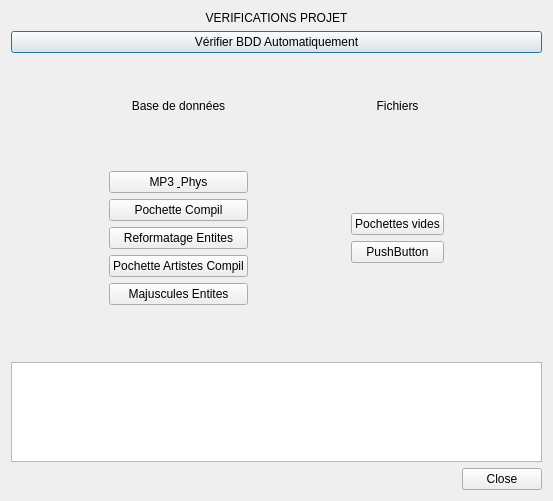
toopoormaghell/projet-musique, file projet-musique/core/dialogverifications.ui: the form before one commit.
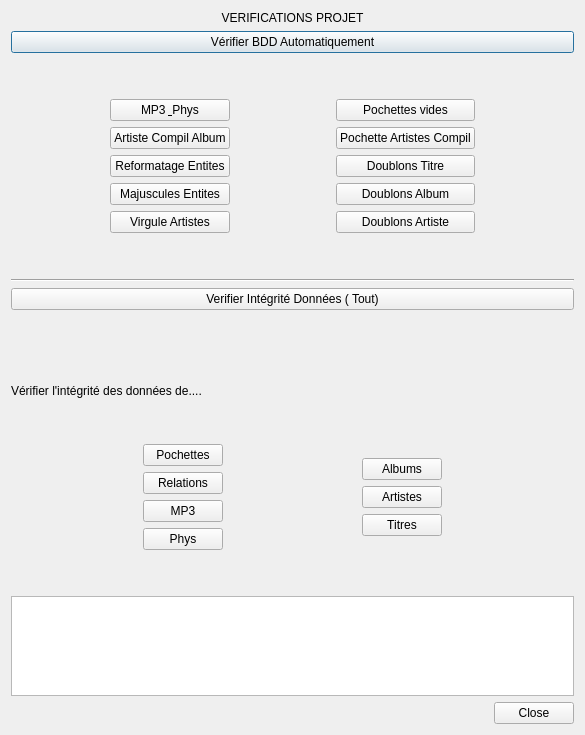
The form after the commit.

```diff
--- a/projet-musique/core/dialogverifications.ui
+++ b/projet-musique/core/dialogverifications.ui
@@ -6,14 +6,14 @@
    <rect>
     <x>0</x>
     <y>0</y>
-    <width>553</width>
-    <height>501</height>
+    <width>585</width>
+    <height>735</height>
    </rect>
   </property>
   <property name="windowTitle">
    <string>Dialog</string>
   </property>
-  <layout class="QVBoxLayout" name="verticalLayout_3">
+  <layout class="QVBoxLayout" name="verticalLayout_5">
    <item>
     <widget class="QLabel" name="label">
      <property name="text">
@@ -51,32 +51,6 @@
      </item>
      <item>
       <layout class="QVBoxLayout" name="verticalLayout">
-       <item>
-        <spacer name="verticalSpacer_5">
-         <property name="orientation">
-          <enum>Qt::Vertical</enum>
-         </property>
-         <property name="sizeType">
-          <enum>QSizePolicy::Fixed</enum>
-         </property>
-         <property name="sizeHint" stdset="0">
-          <size>
-           <width>20</width>
-           <height>40</height>
-          </size>
-         </property>
-        </spacer>
-       </item>
-       <item>
-        <widget class="QLabel" name="label_2">
-         <property name="text">
-          <string>Base de données</string>
-         </property>
-         <property name="alignment">
-          <set>Qt::AlignCenter</set>
-         </property>
-        </widget>
-       </item>
        <item>
         <spacer name="verticalSpacer">
          <property name="orientation">
@@ -92,42 +66,69 @@
        </item>
        <item>
         <widget class="QPushButton" name="mp3phys">
+         <property name="toolTip">
+          <string>&lt;html&gt;&lt;head/&gt;&lt;body&gt;&lt;p&gt;Vérifie si un mp3 existe en phys et inversement&lt;/p&gt;&lt;/body&gt;&lt;/html&gt;</string>
+         </property>
+         <property name="styleSheet">
+          <string notr="true">max-width: 200px;</string>
+         </property>
          <property name="text">
           <string>MP3 &amp; Phys</string>
          </property>
         </widget>
        </item>
        <item>
-        <widget class="QPushButton" name="PochCompils">
+        <widget class="QPushButton" name="ArtisteCompilAlbum">
+         <property name="toolTip">
+          <string>&lt;html&gt;&lt;head/&gt;&lt;body&gt;&lt;p&gt;Si l'album est une compil, son artiste associé est &quot;Artiste Divers&quot;&lt;/p&gt;&lt;/body&gt;&lt;/html&gt;</string>
+         </property>
+         <property name="styleSheet">
+          <string notr="true">max-width: 200px;</string>
+         </property>
          <property name="text">
-          <string>Pochette Compil</string>
+          <string>Artiste Compil Album</string>
          </property>
         </widget>
        </item>
        <item>
         <widget class="QPushButton" name="Reformatage">
+         <property name="toolTip">
+          <string>&lt;html&gt;&lt;head/&gt;&lt;body&gt;&lt;p&gt;Reformate chaque entité dans le nom_formaté&lt;/p&gt;&lt;/body&gt;&lt;/html&gt;</string>
+         </property>
+         <property name="styleSheet">
+          <string notr="true">max-width: 200px;</string>
+         </property>
          <property name="text">
           <string>Reformatage Entites</string>
          </property>
         </widget>
        </item>
-       <item>
-        <widget class="QPushButton" name="pushButton">
-         <property name="toolTip">
-          <string>&lt;html&gt;&lt;head/&gt;&lt;body&gt;&lt;p&gt;Reformate toutes les pochettes des artistes qui n'existent qu'en compil&lt;/p&gt;&lt;/body&gt;&lt;/html&gt;</string>
-         </property>
-         <property name="text">
-          <string>Pochette Artistes Compil</string>
-         </property>
-        </widget>
-       </item>
        <item>
         <widget class="QPushButton" name="majuscules">
+         <property name="toolTip">
+          <string>&lt;html&gt;&lt;head/&gt;&lt;body&gt;&lt;p&gt;Ajout une majuscule à chaque mot d'une entité&lt;/p&gt;&lt;/body&gt;&lt;/html&gt;</string>
+         </property>
+         <property name="styleSheet">
+          <string notr="true">max-width: 200px;</string>
+         </property>
          <property name="text">
           <string>Majuscules Entites</string>
          </property>
         </widget>
        </item>
+       <item>
+        <widget class="QPushButton" name="Virgule">
+         <property name="toolTip">
+          <string>&lt;html&gt;&lt;head/&gt;&lt;body&gt;&lt;p&gt;Supprime toutes les virgules des noms des artistes&lt;/p&gt;&lt;/body&gt;&lt;/html&gt;</string>
+         </property>
+         <property name="styleSheet">
+          <string notr="true">max-width: 200px;</string>
+         </property>
+         <property name="text">
+          <string>Virgule Artistes</string>
+         </property>
+        </widget>
+       </item>
        <item>
         <spacer name="verticalSpacer_2">
          <property name="orientation">
@@ -158,32 +159,6 @@
      </item>
      <item>
       <layout class="QVBoxLayout" name="verticalLayout_2">
-       <item>
-        <spacer name="verticalSpacer_6">
-         <property name="orientation">
-          <enum>Qt::Vertical</enum>
-         </property>
-         <property name="sizeType">
-          <enum>QSizePolicy::Fixed</enum>
-         </property>
-         <property name="sizeHint" stdset="0">
-          <size>
-           <width>20</width>
-           <height>40</height>
-          </size>
-         </property>
-        </spacer>
-       </item>
-       <item>
-        <widget class="QLabel" name="label_3">
-         <property name="text">
-          <string>Fichiers</string>
-         </property>
-         <property name="alignment">
-          <set>Qt::AlignCenter</set>
-         </property>
-        </widget>
-       </item>
        <item>
         <spacer name="verticalSpacer_3">
          <property name="orientation">
@@ -199,15 +174,63 @@
        </item>
        <item>
         <widget class="QPushButton" name="pochvides">
+         <property name="styleSheet">
+          <string notr="true">max-width: 200px;</string>
+         </property>
          <property name="text">
           <string>Pochettes vides</string>
          </property>
         </widget>
        </item>
        <item>
-        <widget class="QPushButton" name="pushButton_3">
+        <widget class="QPushButton" name="PochetteArtistesCompil">
+         <property name="toolTip">
+          <string>&lt;html&gt;&lt;head/&gt;&lt;body&gt;&lt;p&gt;Reformate toutes les pochettes des artistes qui n'existent qu'en compil&lt;/p&gt;&lt;/body&gt;&lt;/html&gt;</string>
+         </property>
+         <property name="styleSheet">
+          <string notr="true">max-width: 200px;</string>
+         </property>
          <property name="text">
-          <string>PushButton</string>
+          <string>Pochette Artistes Compil</string>
+         </property>
+        </widget>
+       </item>
+       <item>
+        <widget class="QPushButton" name="doublontitre">
+         <property name="toolTip">
+          <string>&lt;html&gt;&lt;head/&gt;&lt;body&gt;&lt;p&gt;Supprime doublons des titres&lt;/p&gt;&lt;/body&gt;&lt;/html&gt;</string>
+         </property>
+         <property name="styleSheet">
+          <string notr="true">max-width: 200px;</string>
+         </property>
+         <property name="text">
+          <string>Doublons Titre</string>
+         </property>
+        </widget>
+       </item>
+       <item>
+        <widget class="QPushButton" name="doublonealbum">
+         <property name="toolTip">
+          <string>&lt;html&gt;&lt;head/&gt;&lt;body&gt;&lt;p&gt;Supprime doublons des albums&lt;/p&gt;&lt;/body&gt;&lt;/html&gt;</string>
+         </property>
+         <property name="styleSheet">
+          <string notr="true">max-width: 200px;</string>
+         </property>
+         <property name="text">
+          <string>Doublons Album</string>
+         </property>
+        </widget>
+       </item>
+       <item>
+        <widget class="QPushButton" name="doublonartiste">
+         <property name="toolTip">
+          <string>&lt;html&gt;&lt;head/&gt;&lt;body&gt;&lt;p&gt;Supprime doublons des artistes&lt;/p&gt;&lt;/body&gt;&lt;/html&gt;</string>
+         </property>
+         <property name="styleSheet">
+          <string notr="true">max-width: 200px;</string>
+         </property>
+         <property name="text">
+          <string>Doublons Artiste</string>
          </property>
         </widget>
        </item>
@@ -241,6 +264,219 @@
      </item>
     </layout>
    </item>
+   <item>
+    <widget class="Line" name="line">
+     <property name="orientation">
+      <enum>Qt::Horizontal</enum>
+     </property>
+    </widget>
+   </item>
+   <item>
+    <widget class="QPushButton" name="integritetout">
+     <property name="toolTip">
+      <string>&lt;html&gt;&lt;head/&gt;&lt;body&gt;&lt;p&gt;Verifie que chaque entité est utilisée, non vide ou invalide&lt;/p&gt;&lt;/body&gt;&lt;/html&gt;</string>
+     </property>
+     <property name="styleSheet">
+      <string notr="true">max-width: 800px;</string>
+     </property>
+     <property name="text">
+      <string>Verifier Intégrité Données ( Tout)</string>
+     </property>
+    </widget>
+   </item>
+   <item>
+    <spacer name="verticalSpacer_5">
+     <property name="orientation">
+      <enum>Qt::Vertical</enum>
+     </property>
+     <property name="sizeHint" stdset="0">
+      <size>
+       <width>20</width>
+       <height>40</height>
+      </size>
+     </property>
+    </spacer>
+   </item>
+   <item>
+    <widget class="QLabel" name="label_2">
+     <property name="text">
+      <string>Vérifier l'intégrité des données de....</string>
+     </property>
+    </widget>
+   </item>
+   <item>
+    <layout class="QHBoxLayout" name="horizontalLayout_2">
+     <item>
+      <spacer name="horizontalSpacer_4">
+       <property name="orientation">
+        <enum>Qt::Horizontal</enum>
+       </property>
+       <property name="sizeHint" stdset="0">
+        <size>
+         <width>40</width>
+         <height>20</height>
+        </size>
+       </property>
+      </spacer>
+     </item>
+     <item>
+      <layout class="QVBoxLayout" name="verticalLayout_3">
+       <item>
+        <spacer name="verticalSpacer_8">
+         <property name="orientation">
+          <enum>Qt::Vertical</enum>
+         </property>
+         <property name="sizeHint" stdset="0">
+          <size>
+           <width>20</width>
+           <height>40</height>
+          </size>
+         </property>
+        </spacer>
+       </item>
+       <item>
+        <widget class="QPushButton" name="integritepoch">
+         <property name="toolTip">
+          <string>&lt;html&gt;&lt;head/&gt;&lt;body&gt;&lt;p&gt;Verifie que chaque entité est utilisée, non vide ou invalide&lt;/p&gt;&lt;/body&gt;&lt;/html&gt;</string>
+         </property>
+         <property name="text">
+          <string>Pochettes</string>
+         </property>
+        </widget>
+       </item>
+       <item>
+        <widget class="QPushButton" name="integriterelations">
+         <property name="toolTip">
+          <string>&lt;html&gt;&lt;head/&gt;&lt;body&gt;&lt;p&gt;Verifie que chaque entité est utilisée, non vide ou invalide&lt;/p&gt;&lt;/body&gt;&lt;/html&gt;</string>
+         </property>
+         <property name="text">
+          <string>Relations</string>
+         </property>
+        </widget>
+       </item>
+       <item>
+        <widget class="QPushButton" name="integritemp3">
+         <property name="toolTip">
+          <string>&lt;html&gt;&lt;head/&gt;&lt;body&gt;&lt;p&gt;Verifie que chaque entité est utilisée, non vide ou invalide&lt;/p&gt;&lt;/body&gt;&lt;/html&gt;</string>
+         </property>
+         <property name="text">
+          <string>MP3</string>
+         </property>
+        </widget>
+       </item>
+       <item>
+        <widget class="QPushButton" name="integritephys">
+         <property name="toolTip">
+          <string>&lt;html&gt;&lt;head/&gt;&lt;body&gt;&lt;p&gt;Verifie que chaque entité est utilisée, non vide ou invalide&lt;/p&gt;&lt;/body&gt;&lt;/html&gt;</string>
+         </property>
+         <property name="text">
+          <string>Phys</string>
+         </property>
+        </widget>
+       </item>
+       <item>
+        <spacer name="verticalSpacer_9">
+         <property name="orientation">
+          <enum>Qt::Vertical</enum>
+         </property>
+         <property name="sizeHint" stdset="0">
+          <size>
+           <width>20</width>
+           <height>40</height>
+          </size>
+         </property>
+        </spacer>
+       </item>
+      </layout>
+     </item>
+     <item>
+      <spacer name="horizontalSpacer_5">
+       <property name="orientation">
+        <enum>Qt::Horizontal</enum>
+       </property>
+       <property name="sizeHint" stdset="0">
+        <size>
+         <width>40</width>
+         <height>20</height>
+        </size>
+       </property>
+      </spacer>
+     </item>
+     <item>
+      <layout class="QVBoxLayout" name="verticalLayout_4">
+       <item>
+        <spacer name="verticalSpacer_11">
+         <property name="orientation">
+          <enum>Qt::Vertical</enum>
+         </property>
+         <property name="sizeHint" stdset="0">
+          <size>
+           <width>20</width>
+           <height>40</height>
+          </size>
+         </property>
+        </spacer>
+       </item>
+       <item>
+        <widget class="QPushButton" name="integritealbums">
+         <property name="toolTip">
+          <string>&lt;html&gt;&lt;head/&gt;&lt;body&gt;&lt;p&gt;Verifie que chaque entité est utilisée, non vide ou invalide&lt;/p&gt;&lt;/body&gt;&lt;/html&gt;</string>
+         </property>
+         <property name="text">
+          <string>Albums</string>
+         </property>
+        </widget>
+       </item>
+       <item>
+        <widget class="QPushButton" name="integriteartistes">
+         <property name="toolTip">
+          <string>&lt;html&gt;&lt;head/&gt;&lt;body&gt;&lt;p&gt;Verifie que chaque entité est utilisée, non vide ou invalide&lt;/p&gt;&lt;/body&gt;&lt;/html&gt;</string>
+         </property>
+         <property name="text">
+          <string>Artistes</string>
+         </property>
+        </widget>
+       </item>
+       <item>
+        <widget class="QPushButton" name="integritetitres">
+         <property name="toolTip">
+          <string>&lt;html&gt;&lt;head/&gt;&lt;body&gt;&lt;p&gt;Verifie que chaque entité est utilisée, non vide ou invalide&lt;/p&gt;&lt;/body&gt;&lt;/html&gt;</string>
+         </property>
+         <property name="text">
+          <string>Titres</string>
+         </property>
+        </widget>
+       </item>
+       <item>
+        <spacer name="verticalSpacer_12">
+         <property name="orientation">
+          <enum>Qt::Vertical</enum>
+         </property>
+         <property name="sizeHint" stdset="0">
+          <size>
+           <width>20</width>
+           <height>40</height>
+          </size>
+         </property>
+        </spacer>
+       </item>
+      </layout>
+     </item>
+     <item>
+      <spacer name="horizontalSpacer_6">
+       <property name="orientation">
+        <enum>Qt::Horizontal</enum>
+       </property>
+       <property name="sizeHint" stdset="0">
+        <size>
+         <width>40</width>
+         <height>20</height>
+        </size>
+       </property>
+      </spacer>
+     </item>
+    </layout>
+   </item>
    <item>
     <widget class="QTextBrowser" name="interaction">
      <property name="maximumSize">
```
